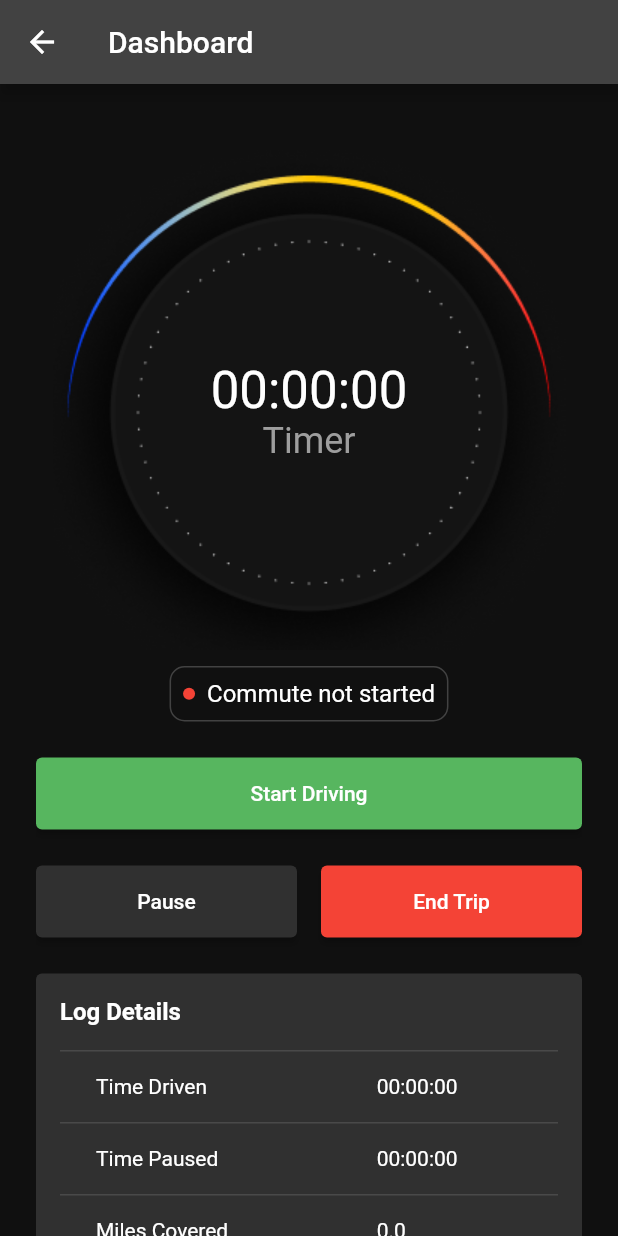
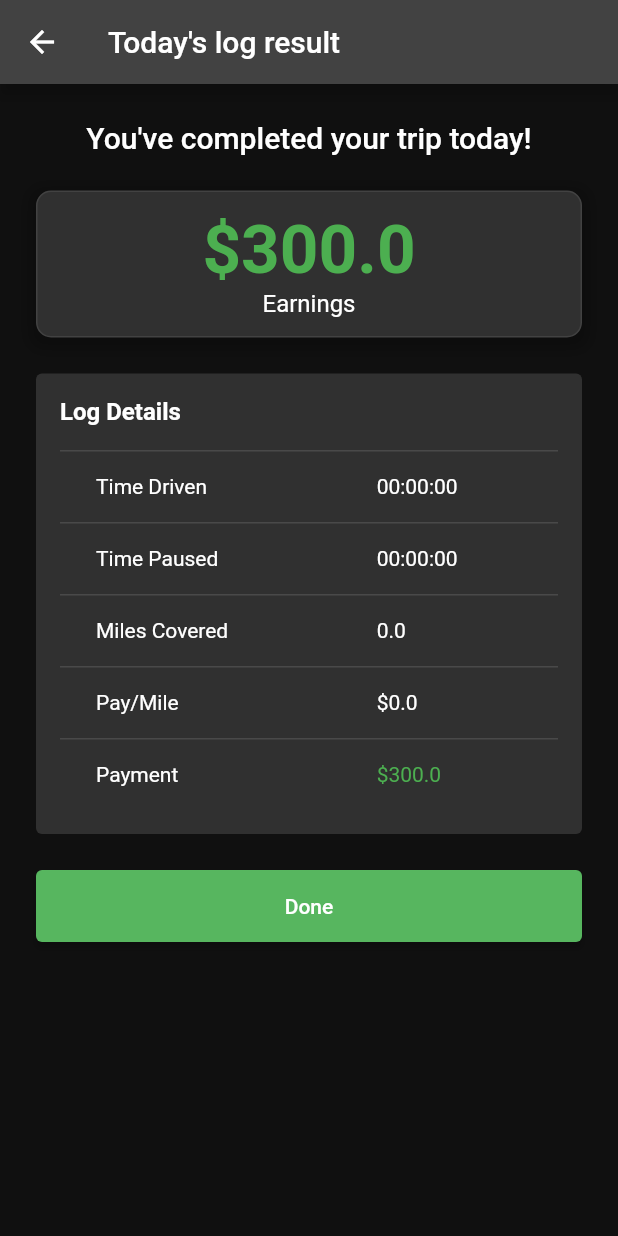
Before and after one commit to Flutternest/hour_tracking_app, a Flutter app: the DashboardPage screen opened by its route, after a tap on "End Trip", on a phone screen of 412 x 824 dp. Run offline on Flutter 3.47's test engine with Material 2 defaults, Android fonts, the phone set to English and light mode, and no system bars; our stand-ins replace flutter_hooks, flutter_svg.

Commit message:
feat: results page

```diff
--- a/lib/routing/router.dart
+++ b/lib/routing/router.dart
@@ -6,6 +6,7 @@ import 'package:flux_mvp/views/driver/auth/driver_login_page.dart';
 import 'package:flux_mvp/views/splash_page.dart';
 
 import '../views/driver/dashboard/dashboad_page.dart';
+import '../views/driver/dashboard/result_page.dart';
 import '../views/welcome_page.dart';
 
 class AppRoutes {
@@ -18,6 +19,7 @@ class AppRoutes {
   //driver flow
   static const driverLoginPage = '/driver-login-page';
   static const driverDashboardPage = '/driver-dashboard-page';
+  static const driverResultPage = '/driver-result-page';
 }
 
 class AppRouter {
@@ -93,6 +95,12 @@ class AppRouter {
           settings: settings,
           fullscreenDialog: false,
         );
+      case AppRoutes.driverResultPage:
+        return MaterialPageRoute<dynamic>(
+          builder: (_) => const DriverResultPage(),
+          settings: settings,
+          fullscreenDialog: false,
+        );
 
       default:
         return null;
--- a/lib/views/driver/dashboard/dashboad_page.dart
+++ b/lib/views/driver/dashboard/dashboad_page.dart
@@ -2,6 +2,7 @@ import 'package:flutter/material.dart';
 import 'package:flux_mvp/core/common_widgets/app_padding.dart';
 import 'package:flux_mvp/core/constants/paths.dart';
 import 'package:flux_mvp/core/utils/ui_helper.dart';
+import 'package:flux_mvp/routing/router.dart';
 
 import '../../../core/constants/colors.dart';
 
@@ -89,7 +90,9 @@ class DashboardPage extends StatelessWidget {
                     horizontalSpaceRegular,
                     Expanded(
                       child: ElevatedButton(
-                        onPressed: () {},
+                        onPressed: () {
+                          AppRouter.navigateToPage(AppRoutes.driverResultPage);
+                        },
                         style: ElevatedButton.styleFrom(
                             backgroundColor: Colors.red),
                         child: const Text("End Trip"),
--- /dev/null
+++ b/lib/views/driver/dashboard/result_page.dart
@@ -0,0 +1,118 @@
+import 'package:flutter/material.dart';
+import 'package:flux_mvp/core/common_widgets/app_padding.dart';
+import 'package:flux_mvp/core/utils/ui_helper.dart';
+
+import '../../../core/constants/colors.dart';
+
+class DriverResultPage extends StatelessWidget {
+  const DriverResultPage({super.key});
+
+  @override
+  Widget build(BuildContext context) {
+    return Scaffold(
+      appBar: AppBar(title: const Text("Today's log result")),
+      body: SafeArea(
+        child: DefaultAppPadding(
+          child: Column(
+            crossAxisAlignment: CrossAxisAlignment.stretch,
+            children: [
+              Text(
+                "You've completed your trip today!",
+                style: textTheme(context).titleLarge!,
+                textAlign: TextAlign.center,
+              ),
+              verticalSpaceMedium,
+              Container(
+                padding: const EdgeInsets.all(12.0),
+                decoration: BoxDecoration(
+                    color: kOverlayDarkBackground,
+                    borderRadius: BorderRadius.circular(10),
+                    border: Border.all(color: Colors.grey[800]!),
+                    boxShadow: [
+                      BoxShadow(
+                        color: Colors.black.withOpacity(0.2),
+                        spreadRadius: 5,
+                        blurRadius: 7,
+                        offset:
+                            const Offset(0, 3), // changes position of shadow
+                      ),
+                    ]),
+                child: Column(
+                  children: [
+                    Text(
+                      "\$300.0",
+                      style: textTheme(context).displaySmall!.copyWith(
+                            color: Colors.green,
+                            fontWeight: FontWeight.bold,
+                          ),
+                      textAlign: TextAlign.center,
+                    ),
+                    Text(
+                      "Earnings",
+                      style: textTheme(context).subtitle1,
+                      textAlign: TextAlign.center,
+                    ),
+                  ],
+                ),
+              ),
+              verticalSpaceMedium,
+              Container(
+                padding: const EdgeInsets.all(16.0),
+                decoration: BoxDecoration(
+                  color: kOverlayDarkBackground,
+                  borderRadius: BorderRadius.circular(4),
+                ),
+                child: Column(
+                  crossAxisAlignment: CrossAxisAlignment.stretch,
+                  children: [
+                    Text(
+                      "Log Details",
+                      style: textTheme(context)
+                          .titleMedium!
+                          .copyWith(fontWeight: FontWeight.w700),
+                    ),
+                    verticalSpaceRegular,
+                    DataTable(
+                      headingRowHeight: 0,
+                      columns: const [
+                        DataColumn(label: Text("Type,")),
+                        DataColumn(label: Text("Value")),
+                      ],
+                      rows: const [
+                        DataRow(cells: [
+                          DataCell(Text("Time Driven")),
+                          DataCell(Text("00:00:00")),
+                        ]),
+                        DataRow(cells: [
+                          DataCell(Text("Time Paused")),
+                          DataCell(Text("00:00:00")),
+                        ]),
+                        DataRow(cells: [
+                          DataCell(Text("Miles Covered")),
+                          DataCell(Text("0.0")),
+                        ]),
+                        DataRow(cells: [
+                          DataCell(Text("Pay/Mile")),
+                          DataCell(Text("\$0.0")),
+                        ]),
+                        DataRow(cells: [
+                          DataCell(Text("Payment")),
+                          DataCell(Text(
+                            "\$300.0",
+                            style: TextStyle(color: Colors.green),
+                          )),
+                        ]),
+                      ],
+                    ),
+                  ],
+                ),
+              ),
+              verticalSpaceMedium,
+              ElevatedButton(onPressed: () {}, child: const Text("Done"))
+            ],
+          ),
+        ),
+      ),
+    );
+  }
+}
```
